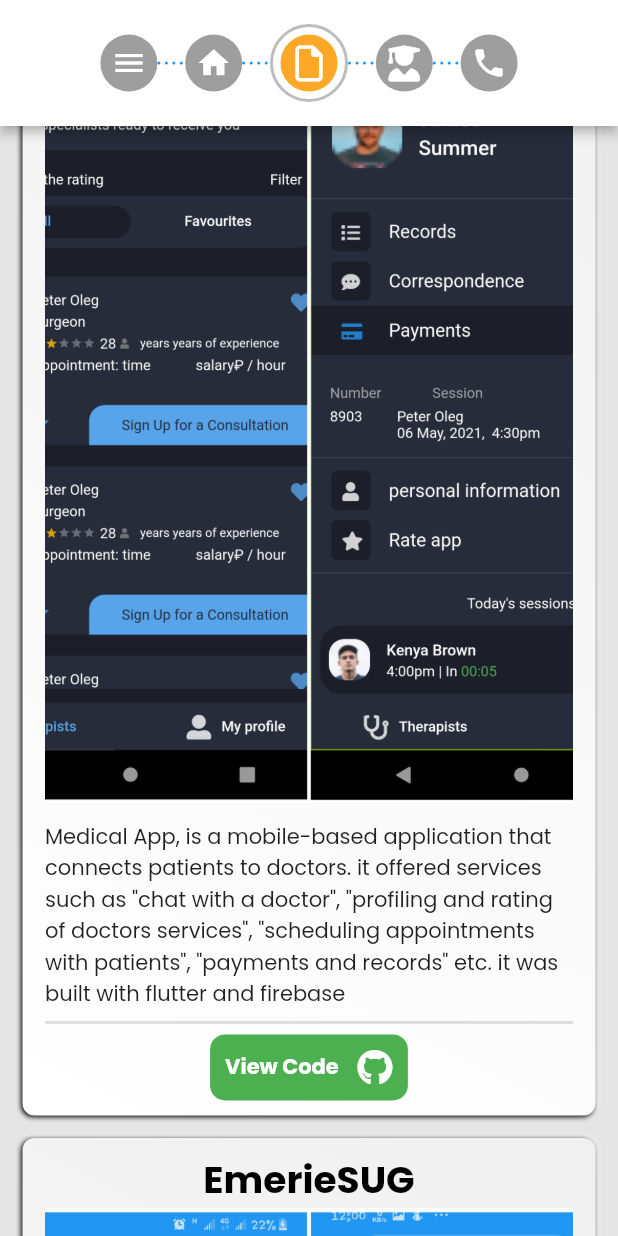
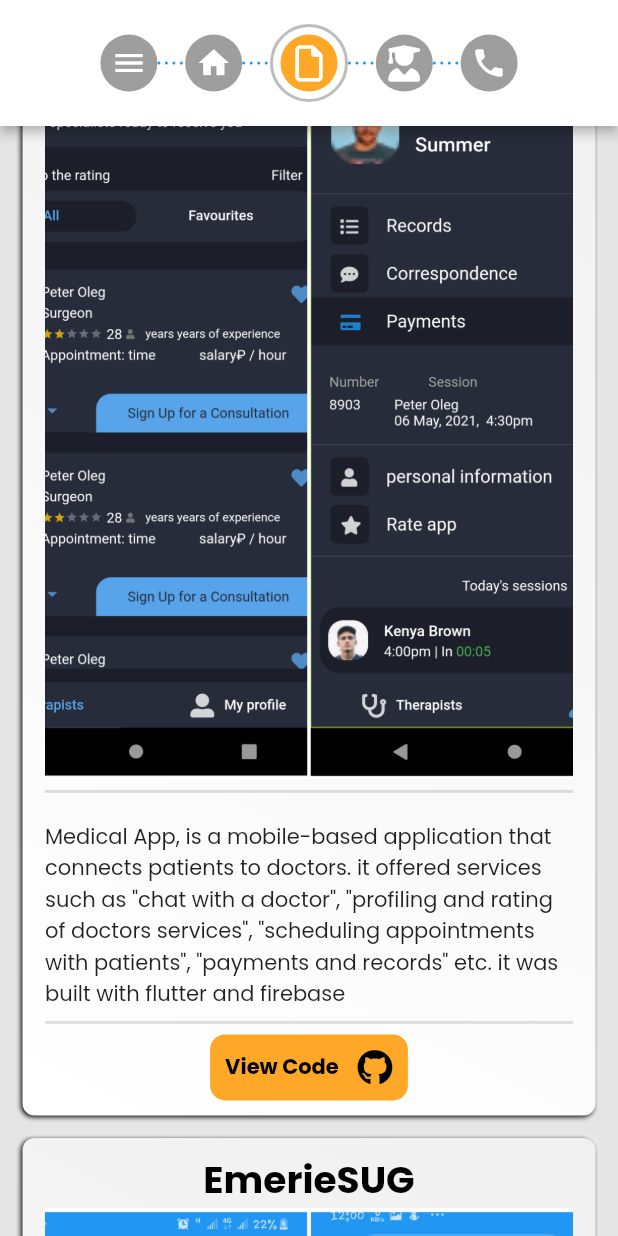
Before and after one commit to Captured-Heart/Marcel_Portfolio, a Flutter app: the screen it shows after launch, scrolled down 1152 dp, on a phone screen of 412 x 824 dp. Run offline on Flutter 3.47's test engine with Material 2 defaults, Android fonts, the phone set to English and light mode, and no system bars; drawn by our look-alikes of auto_size_text, flutter_neumorphic; our stand-ins replace animated_text_kit, firebase_core, flutter_lorem, font_awesome_flutter, google_fonts, im_stepper; missing offline and left inert: flutter_animated_dialog; accounts and stored records are empty.

Commit message:
deployed to  nkpozi,  source code color to orange

```diff
--- a/lib/Desktop/Widgets/ContactUs/contact_us_info_left.dart
+++ b/lib/Desktop/Widgets/ContactUs/contact_us_info_left.dart
@@ -2,7 +2,6 @@
 
 import 'package:auto_size_text/auto_size_text.dart';
 import 'package:flutter/material.dart';
-import 'package:my_portfolio/Utils/url_launcher.dart';
 
 import '../../../Utils/dialogs.dart';
 import '../../../Utils/send_email.dart';
--- a/lib/Desktop/Widgets/ContactUs/contact_us_info_right.dart
+++ b/lib/Desktop/Widgets/ContactUs/contact_us_info_right.dart
@@ -2,7 +2,6 @@
 
 import 'package:auto_size_text/auto_size_text.dart';
 import 'package:flutter/material.dart';
-import 'package:my_portfolio/Desktop/Widgets/LeftDiv/social_buttons.dart';
 import 'package:my_portfolio/Utils/responsive.dart';
 
 class ContactUsInfoRight extends StatelessWidget {
--- a/lib/Desktop/Widgets/LeftDiv/social_buttons.dart
+++ b/lib/Desktop/Widgets/LeftDiv/social_buttons.dart
@@ -1,6 +1,5 @@
 // ignore_for_file: prefer_const_constructors
 
-import 'package:animated_widgets/animated_widgets.dart';
 import 'package:flutter/material.dart';
 
 class SocialButtons extends StatelessWidget {
--- a/lib/Desktop/Widgets/ServicesGrid/service_grid.dart
+++ b/lib/Desktop/Widgets/ServicesGrid/service_grid.dart
@@ -67,6 +67,7 @@ class MyServicesGrid extends StatelessWidget {
               textAlign: TextAlign.start,
             ),
             // SizedBox(height: 5),
+
             Expanded(
               child: Image.asset(
                 imgUrl,
@@ -75,8 +76,12 @@ class MyServicesGrid extends StatelessWidget {
                 height: size.height,
               ),
             ),
+            SizedBox(
+              width: size.width,
+              child: Divider(thickness: 2),
+            ),
             Padding(
-              padding: const EdgeInsets.only(top:12.0),
+              padding: const EdgeInsets.only(top: 12.0),
               child: Text(content),
             ),
             SizedBox(
@@ -101,7 +106,7 @@ class MyServicesGrid extends StatelessWidget {
                     : size.width * 0.32,
                 decoration: BoxDecoration(
                   borderRadius: BorderRadius.circular(10),
-                  color: Colors.green,
+                  color: Colors.orange[400],
                 ),
                 child: Row(
                   mainAxisAlignment: MainAxisAlignment.center,
@@ -114,7 +119,7 @@ class MyServicesGrid extends StatelessWidget {
                         style: TextStyle(
                             fontWeight: FontWeight.bold,
                             fontSize: 18,
-                            color: Colors.white),
+                            color: Colors.black),
                         // colors: colorizeColors,
                         // speed: Duration(milliseconds: 45),
                       ),
@@ -133,7 +138,10 @@ class MyServicesGrid extends StatelessWidget {
                     //   ],
                     // ),
                     SizedBox(width: 10),
-                    Icon(FontAwesomeIcons.github, color: Colors.white,)
+                    Icon(
+                      FontAwesomeIcons.github,
+                      color: Colors.black,
+                    )
                   ],
                 ),
               ),
--- a/lib/Mobile/Screens/mobile_screen.dart
+++ b/lib/Mobile/Screens/mobile_screen.dart
@@ -44,7 +44,7 @@ class _MobileScreenState extends State<MobileScreen> {
           activeStep = 1;
         }
 
-        print(pixels);
+        // print(pixels);
       });
     });
   }
--- a/lib/Mobile/Widgets/contact_us_mobile.dart
+++ b/lib/Mobile/Widgets/contact_us_mobile.dart
@@ -1,9 +1,8 @@
-// ignore_for_file: prefer_const_constructors
+// ignore_for_file: prefer_const_constructors, prefer_const_constructors_in_immutables
 
 import 'package:flutter_neumorphic/flutter_neumorphic.dart';
 import 'package:my_portfolio/Desktop/Widgets/ContactUs/contact_us_info_left.dart';
 import 'package:my_portfolio/Desktop/Widgets/ContactUs/contact_us_info_right.dart';
-import 'package:my_portfolio/Utils/url_launcher.dart';
 
 import '../../Utils/dialogs.dart';
 import '../../Utils/send_email.dart';
--- a/lib/Utils/portfolio_util.dart
+++ b/lib/Utils/portfolio_util.dart
@@ -1,4 +1,3 @@
-import 'package:flutter_lorem/flutter_lorem.dart';
 
 class PortfolioUtil {
   // Map<String, String> portfolioMessage = {
--- a/lib/main.dart
+++ b/lib/main.dart
@@ -1,9 +1,6 @@
 // ignore_for_file: prefer_const_constructors
 
-
-import 'package:device_preview/device_preview.dart';
 import 'package:firebase_core/firebase_core.dart';
-import 'package:flutter/foundation.dart';
 import 'package:flutter/material.dart';
 import 'package:google_fonts/google_fonts.dart';
 import 'package:my_portfolio/Mobile/Screens/mobile_screen.dart';
@@ -27,11 +24,12 @@ void main() async {
     ),
   );
   runApp(
-    DevicePreview(
-      builder: (context) => const MyApp(),
-      enabled: !kDebugMode
-      // !kReleaseMode,
-    ),
+    // DevicePreview(
+    //   builder: (context) =>
+    const MyApp(),
+    //   enabled: !kDebugMode
+    //   // !kReleaseMode,
+    // ),
   );
 }
 
@@ -43,13 +41,12 @@ class MyApp extends StatelessWidget {
     return MaterialApp(
       debugShowCheckedModeBanner: false,
 
-      locale: DevicePreview.locale(context),
-      builder: DevicePreview.appBuilder,
+      // locale: DevicePreview.locale(context),
+      // builder: DevicePreview.appBuilder,
       title: 'Nkpozi Marcel Kelechi',
       theme: ThemeData(
-        primarySwatch: Colors.brown,
-        textTheme: GoogleFonts.poppinsTextTheme()
-      ),
+          primarySwatch: Colors.brown,
+          textTheme: GoogleFonts.poppinsTextTheme()),
       home: Responsive(
         desktop: DesktopHomePage(),
         mobile: MobileScreen(),
--- a/pubspec.yaml
+++ b/pubspec.yaml
@@ -45,7 +45,7 @@ dependencies:
   url_launcher: ^6.1.0
   flutter_animated_dialog: ^2.0.1
   animated_text_kit: ^4.2.1
-  device_preview: ^1.0.0
+  # device_preview: ^1.0.0
   auto_size_text: ^3.0.0
   http: ^0.13.4
   google_fonts: ^2.3.2
```
Also changed, not shown: firebase.json, pubspec.lock, 1 other file.
